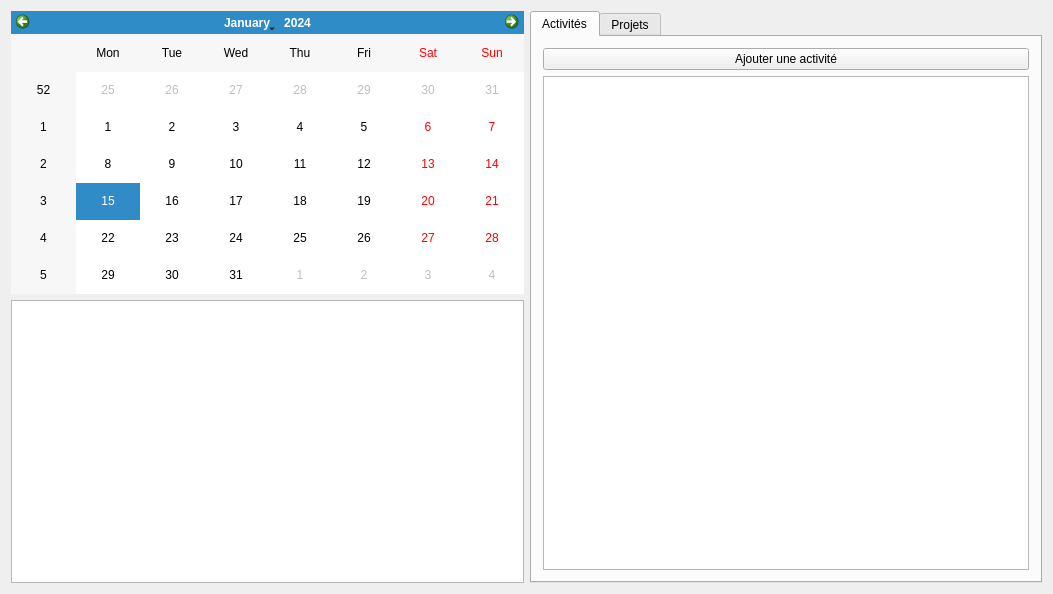
Before: the Qt Designer form App/ProCal/ui/mainwindow.ui in sd65/ProCal, drawn with Qt 5.
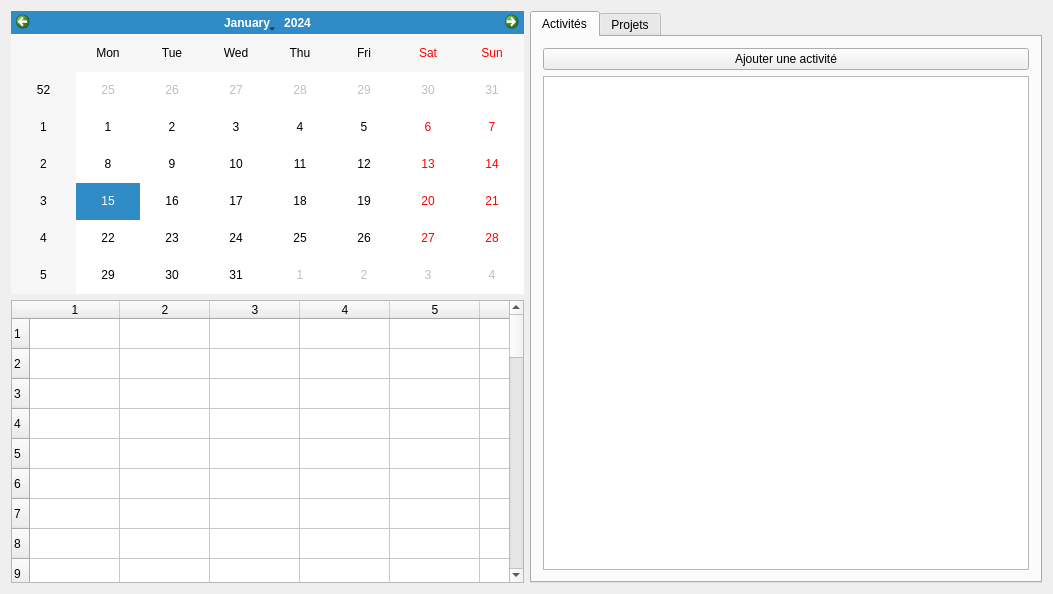
After: the same form once the commit is applied. Icons and pictures are not drawn.

```diff
--- a/App/ProCal/ui/mainwindow.ui
+++ b/App/ProCal/ui/mainwindow.ui
@@ -37,7 +37,108 @@
        <widget class="QCalendarWidget" name="calendrier"/>
       </item>
       <item>
-       <widget class="QTableView" name="tableView"/>
+       <widget class="QTableWidget" name="vueHebdomadaire">
+        <property name="horizontalScrollBarPolicy">
+         <enum>Qt::ScrollBarAlwaysOff</enum>
+        </property>
+        <property name="sizeAdjustPolicy">
+         <enum>QAbstractScrollArea::AdjustIgnored</enum>
+        </property>
+        <property name="autoScroll">
+         <bool>true</bool>
+        </property>
+        <property name="editTriggers">
+         <set>QAbstractItemView::NoEditTriggers</set>
+        </property>
+        <property name="showDropIndicator" stdset="0">
+         <bool>false</bool>
+        </property>
+        <property name="alternatingRowColors">
+         <bool>false</bool>
+        </property>
+        <property name="selectionMode">
+         <enum>QAbstractItemView::SingleSelection</enum>
+        </property>
+        <property name="showGrid">
+         <bool>true</bool>
+        </property>
+        <property name="rowCount">
+         <number>48</number>
+        </property>
+        <property name="columnCount">
+         <number>7</number>
+        </property>
+        <attribute name="horizontalHeaderVisible">
+         <bool>true</bool>
+        </attribute>
+        <attribute name="horizontalHeaderCascadingSectionResizes">
+         <bool>false</bool>
+        </attribute>
+        <attribute name="horizontalHeaderDefaultSectionSize">
+         <number>90</number>
+        </attribute>
+        <attribute name="horizontalHeaderHighlightSections">
+         <bool>true</bool>
+        </attribute>
+        <attribute name="verticalHeaderVisible">
+         <bool>true</bool>
+        </attribute>
+        <row/>
+        <row/>
+        <row/>
+        <row/>
+        <row/>
+        <row/>
+        <row/>
+        <row/>
+        <row/>
+        <row/>
+        <row/>
+        <row/>
+        <row/>
+        <row/>
+        <row/>
+        <row/>
+        <row/>
+        <row/>
+        <row/>
+        <row/>
+        <row/>
+        <row/>
+        <row/>
+        <row/>
+        <row/>
+        <row/>
+        <row/>
+        <row/>
+        <row/>
+        <row/>
+        <row/>
+        <row/>
+        <row/>
+        <row/>
+        <row/>
+        <row/>
+        <row/>
+        <row/>
+        <row/>
+        <row/>
+        <row/>
+        <row/>
+        <row/>
+        <row/>
+        <row/>
+        <row/>
+        <row/>
+        <row/>
+        <column/>
+        <column/>
+        <column/>
+        <column/>
+        <column/>
+        <column/>
+        <column/>
+       </widget>
       </item>
      </layout>
     </item>
```
